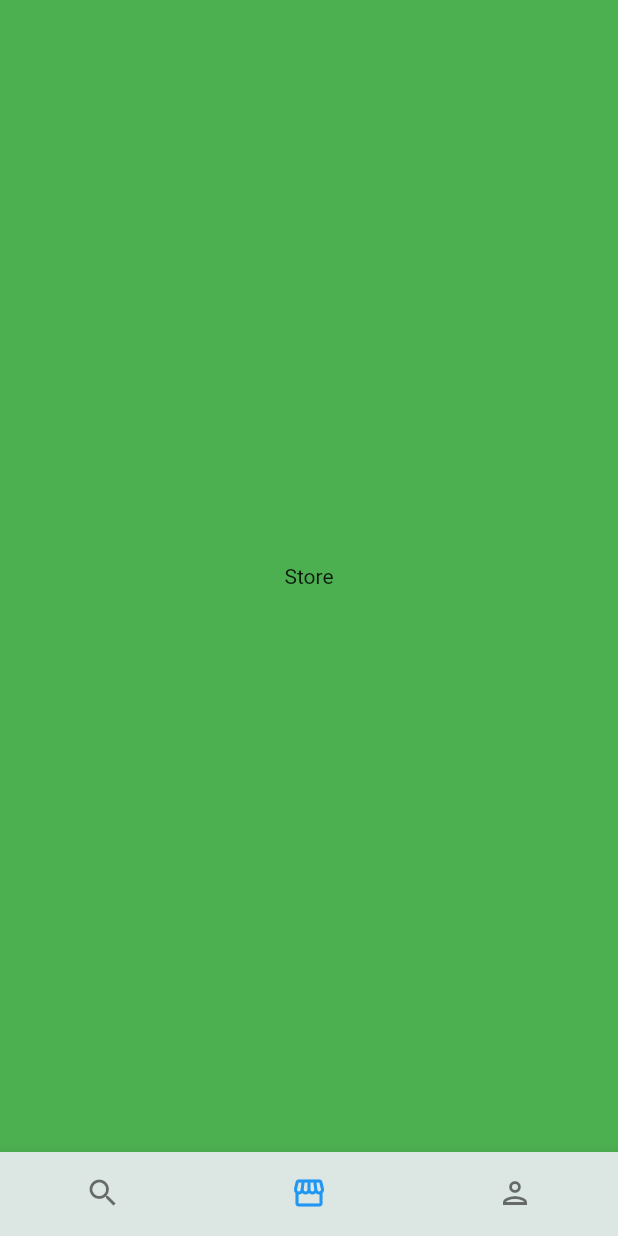
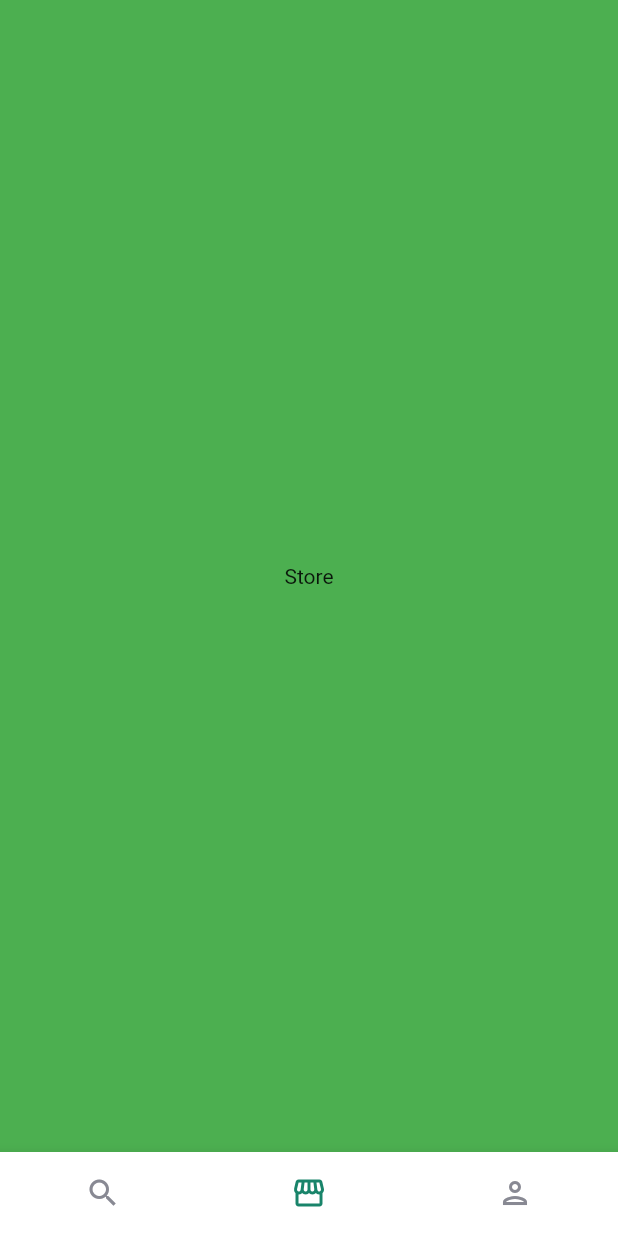
Before and after one commit to keldreon/Prakerja_Unjuk-Keterampilan, a Flutter app: the screen it shows after launch, item 2 of the bottom bar chosen, on a phone screen of 412 x 824 dp. Run offline on Flutter 3.47's test engine with Material 2 defaults, Android fonts, the phone set to English and light mode, and no system bars; our stand-ins replace material_design_icons_flutter.

Commit message:
added theme and fix green color

```diff
--- a/lib/theme/app_theme.dart
+++ b/lib/theme/app_theme.dart
@@ -7,13 +7,15 @@ import 'package:unjuk_keterampilan/theme/pallete.dart';
 class AppTheme {
   static ThemeData theme = ThemeData.light().copyWith(
     useMaterial3: true,
-    scaffoldBackgroundColor: Pallete.greyColor2,
+    scaffoldBackgroundColor: Pallete.whiteColor2,
     appBarTheme: const AppBarTheme(
       backgroundColor: Pallete.whiteColor,
       elevation: 0,
     ),
     bottomNavigationBarTheme: const BottomNavigationBarThemeData(
-      backgroundColor: Pallete.greenColor,
+      backgroundColor: Pallete.whiteColor,
+      unselectedItemColor: Pallete.unselected,
+      selectedItemColor: Pallete.greenColor,
     ),
   );
 }
--- a/lib/theme/pallete.dart
+++ b/lib/theme/pallete.dart
@@ -5,7 +5,7 @@ class Pallete {
 
   static const Color searchBarColor = Color.fromRGBO(32, 35, 39, 1);
   static const Color blueColor = Color.fromRGBO(29, 155, 240, 1);
-  static const Color greenColor = Color.fromRGBO(220, 230, 227, 1);
+  static const Color greenColor = Color.fromRGBO(25, 132, 106, 1);
 
   static const Color whiteColor = Colors.white;
   static const Color whiteColor2 = Color.fromRGBO(249, 249, 249, 1);
```
